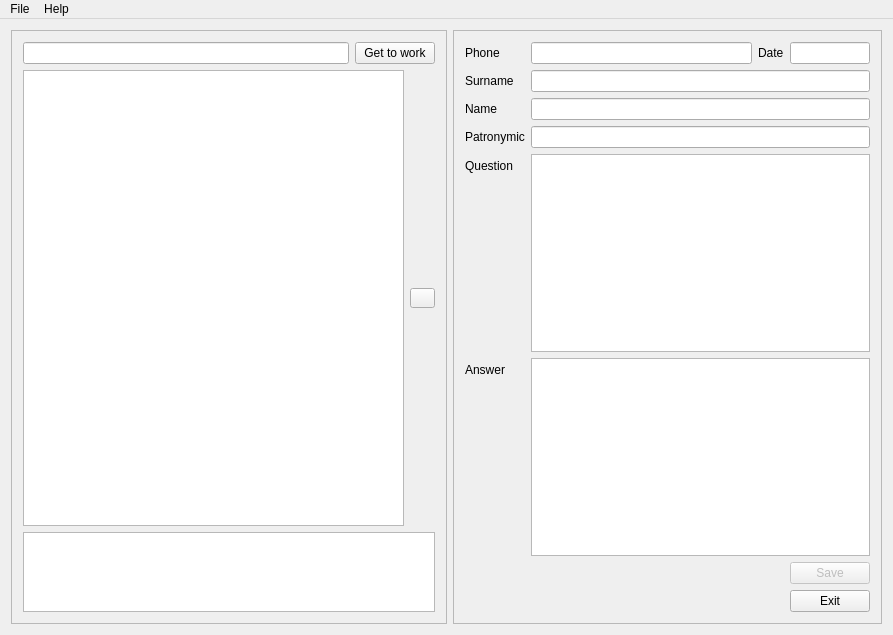
Before: the Qt Designer form SupportClient/frmMain.ui in djdenkrrog/support, drawn with Qt 5.
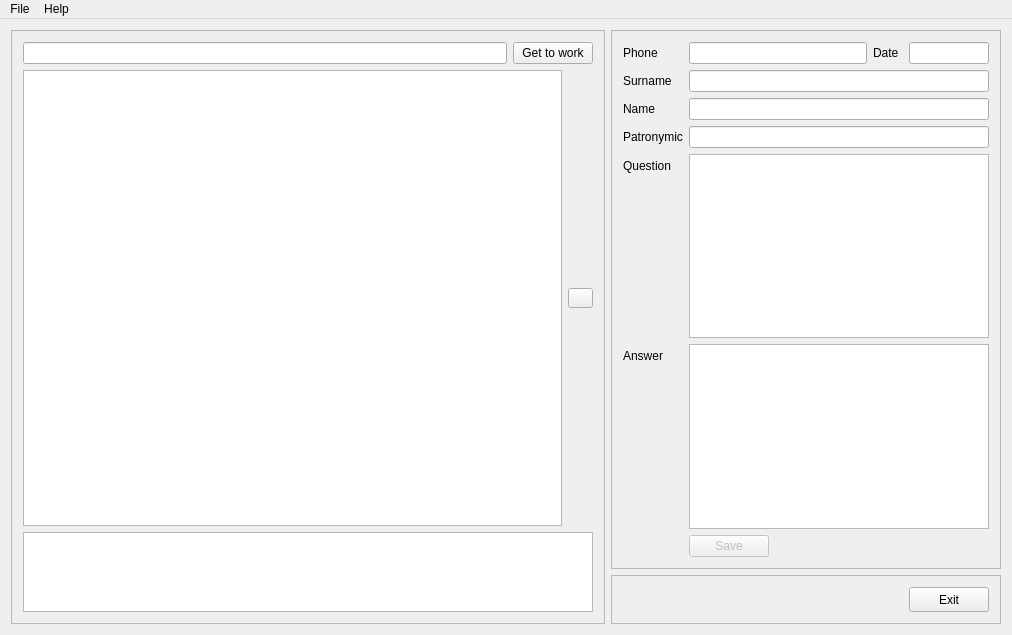
After: the same form once the commit is applied.

Commit message: Changed style frmMain.

Patch:
```diff
--- a/SupportClient/frmMain.ui
+++ b/SupportClient/frmMain.ui
@@ -6,7 +6,7 @@
    <rect>
     <x>0</x>
     <y>0</y>
-    <width>893</width>
+    <width>1012</width>
     <height>635</height>
    </rect>
   </property>
@@ -23,24 +23,24 @@
    <property name="layoutDirection">
     <enum>Qt::LeftToRight</enum>
    </property>
-   <layout class="QHBoxLayout" name="horizontalLayout_3">
+   <layout class="QHBoxLayout" name="horizontalLayout_4">
     <item>
      <widget class="QFrame" name="frameDB">
       <property name="sizePolicy">
-       <sizepolicy hsizetype="Fixed" vsizetype="Preferred">
+       <sizepolicy hsizetype="Preferred" vsizetype="Preferred">
         <horstretch>0</horstretch>
         <verstretch>0</verstretch>
        </sizepolicy>
       </property>
       <property name="minimumSize">
        <size>
-        <width>436</width>
+        <width>500</width>
         <height>0</height>
        </size>
       </property>
       <property name="maximumSize">
        <size>
-        <width>436</width>
+        <width>16777215</width>
         <height>16777215</height>
        </size>
       </property>
@@ -140,16 +140,24 @@
      </widget>
     </item>
     <item>
+     <layout class="QVBoxLayout" name="verticalLayout_2">
+      <item>
      <widget class="QFrame" name="frameCall">
       <property name="sizePolicy">
-       <sizepolicy hsizetype="Preferred" vsizetype="Preferred">
+         <sizepolicy hsizetype="Fixed" vsizetype="Preferred">
         <horstretch>0</horstretch>
         <verstretch>0</verstretch>
        </sizepolicy>
       </property>
+        <property name="minimumSize">
+         <size>
+          <width>390</width>
+          <height>0</height>
+         </size>
+        </property>
       <property name="maximumSize">
        <size>
-        <width>16777215</width>
+          <width>390</width>
         <height>16777215</height>
        </size>
       </property>
@@ -233,6 +241,12 @@
           <layout class="QHBoxLayout" name="horizontalLayout">
            <item>
             <widget class="QLineEdit" name="edtPhone">
+               <property name="minimumSize">
+                <size>
+                 <width>125</width>
+                 <height>0</height>
+                </size>
+               </property>
              <property name="text">
               <string/>
              </property>
@@ -249,9 +263,15 @@
                <verstretch>0</verstretch>
               </sizepolicy>
              </property>
+               <property name="minimumSize">
+                <size>
+                 <width>30</width>
+                 <height>0</height>
+                </size>
+               </property>
              <property name="maximumSize">
               <size>
-               <width>26</width>
+                 <width>35</width>
                <height>16777215</height>
               </size>
              </property>
@@ -286,19 +306,6 @@
          </item>
          <item row="7" column="1">
           <layout class="QHBoxLayout" name="horizontalLayout_8">
-           <item>
-            <spacer name="horizontalSpacer_2">
-             <property name="orientation">
-              <enum>Qt::Horizontal</enum>
-             </property>
-             <property name="sizeHint" stdset="0">
-              <size>
-               <width>40</width>
-               <height>20</height>
-              </size>
-             </property>
-            </spacer>
-           </item>
            <item>
             <widget class="QPushButton" name="btnCallSave">
              <property name="enabled">
@@ -309,12 +316,53 @@
              </property>
             </widget>
            </item>
+             <item>
+              <spacer name="horizontalSpacer_2">
+               <property name="orientation">
+                <enum>Qt::Horizontal</enum>
+               </property>
+               <property name="sizeHint" stdset="0">
+                <size>
+                 <width>40</width>
+                 <height>20</height>
+                </size>
+               </property>
+              </spacer>
+             </item>
           </layout>
          </item>
         </layout>
        </item>
+        </layout>
+       </widget>
+      </item>
        <item>
-        <layout class="QHBoxLayout" name="horizontalLayout_7">
+       <widget class="QFrame" name="frame">
+        <property name="sizePolicy">
+         <sizepolicy hsizetype="Fixed" vsizetype="Preferred">
+          <horstretch>0</horstretch>
+          <verstretch>0</verstretch>
+         </sizepolicy>
+        </property>
+        <property name="minimumSize">
+         <size>
+          <width>390</width>
+          <height>0</height>
+         </size>
+        </property>
+        <property name="maximumSize">
+         <size>
+          <width>390</width>
+          <height>16777215</height>
+         </size>
+        </property>
+        <property name="frameShape">
+         <enum>QFrame::StyledPanel</enum>
+        </property>
+        <property name="frameShadow">
+         <enum>QFrame::Raised</enum>
+        </property>
+        <layout class="QHBoxLayout" name="horizontalLayout_3">
          <item>
           <spacer name="horizontalSpacer">
            <property name="orientation">
@@ -330,15 +378,21 @@
          </item>
          <item>
           <widget class="QPushButton" name="btnClose">
+           <property name="minimumSize">
+            <size>
+             <width>0</width>
+             <height>25</height>
+            </size>
+           </property>
            <property name="text">
             <string>Exit</string>
            </property>
           </widget>
          </item>
         </layout>
-       </item>
-      </layout>
-     </widget>
+       </widget>
+      </item>
+     </layout>
     </item>
    </layout>
   </widget>
@@ -347,7 +401,7 @@
     <rect>
      <x>0</x>
      <y>0</y>
-     <width>893</width>
+     <width>1012</width>
      <height>18</height>
     </rect>
    </property>
```
Lines whose indentation alone changed are shown as unchanged.
